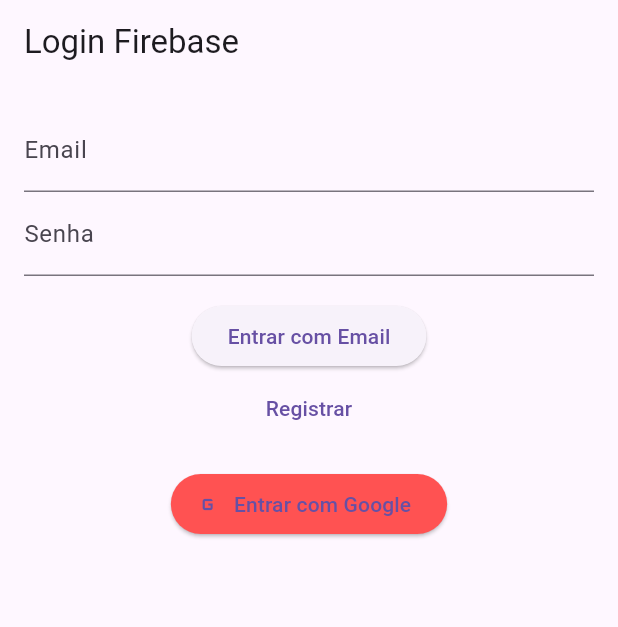
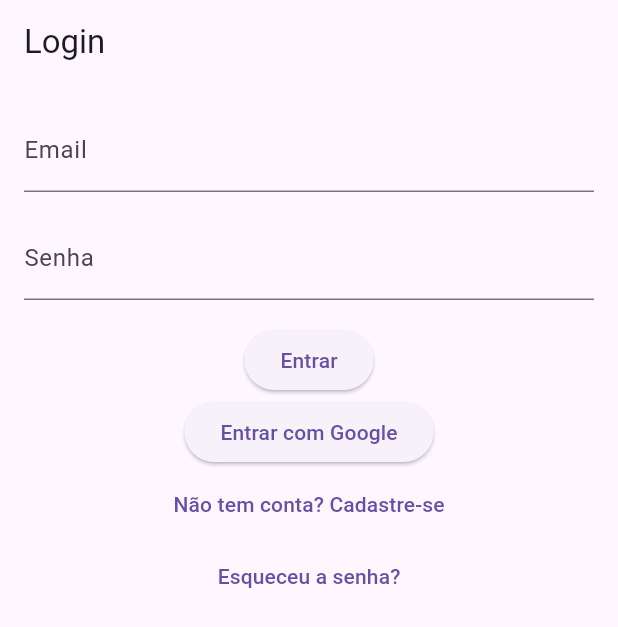
Before and after one commit to abelmandjr/paradoxo_do_burro, a Flutter app: the screen it shows after launch, on a phone screen of 412 x 824 dp. Shown: the top 627 px of the screen. Run offline on Flutter 3.47's test engine with Material 3 defaults, Android fonts, the light colour scheme and no system bars; our stand-ins replace firebase_auth, firebase_core, google_sign_in; accounts and stored records are empty.

Commit message:
Criacao de telas separadas

```diff
--- a/lib/main.dart
+++ b/lib/main.dart
@@ -1,7 +1,7 @@
 import 'package:flutter/material.dart';
 import 'package:firebase_core/firebase_core.dart';
+import 'pages/auth_gate.dart';
 import 'firebase_options.dart';
-import 'pages/auth_gate.dart';
 
 void main() async {
   WidgetsFlutterBinding.ensureInitialized();
@@ -15,9 +15,10 @@
   @override
   Widget build(BuildContext context) {
     return MaterialApp(
-      title: 'Autenticação Firebase',
+      title: 'App Autenticação',
       theme: ThemeData(primarySwatch: Colors.blue),
       home: const AuthGate(),
+      debugShowCheckedModeBanner: false,
     );
   }
 }
--- a/lib/pages/auth_gate.dart
+++ b/lib/pages/auth_gate.dart
@@ -1,7 +1,7 @@
 import 'package:flutter/material.dart';
 import 'package:firebase_auth/firebase_auth.dart';
+import 'home_page.dart';
 import 'login_page.dart';
-import 'home_page.dart';
 
 class AuthGate extends StatelessWidget {
   const AuthGate({super.key});
@@ -11,15 +11,18 @@
     return StreamBuilder<User?>(
       stream: FirebaseAuth.instance.authStateChanges(),
       builder: (context, snapshot) {
-        if (snapshot.connectionState == ConnectionState.waiting) {
-          return const Scaffold(
-            body: Center(child: CircularProgressIndicator()),
-          );
-        } else if (snapshot.hasData) {
-          return const HomePage();
-        } else {
-          return const LoginPage();
+        // Usuário logado
+        if (snapshot.connectionState == ConnectionState.active) {
+          final user = snapshot.data;
+          if (user == null) {
+            return const LoginPage();
+          } else {
+            return const HomePage();
+          }
         }
+
+        // Carregando
+        return const Scaffold(body: Center(child: CircularProgressIndicator()));
       },
     );
   }
--- a/lib/pages/login_page.dart
+++ b/lib/pages/login_page.dart
@@ -1,5 +1,7 @@
 import 'package:flutter/material.dart';
 import '../services/auth_service.dart';
+import 'register_page.dart';
+import 'forgot_password_page.dart';
 
 class LoginPage extends StatefulWidget {
   const LoginPage({super.key});
@@ -11,61 +13,68 @@
 class _LoginPageState extends State<LoginPage> {
   final emailController = TextEditingController();
   final senhaController = TextEditingController();
-  String erro = '';
+  String mensagem = '';
 
   @override
   Widget build(BuildContext context) {
     return Scaffold(
-      appBar: AppBar(title: const Text('Login Firebase')),
+      appBar: AppBar(title: const Text('Login')),
       body: Padding(
-        padding: const EdgeInsets.all(16.0),
+        padding: const EdgeInsets.all(16),
         child: Column(
           children: [
             TextField(
               controller: emailController,
               decoration: const InputDecoration(labelText: 'Email'),
             ),
+            const SizedBox(height: 16),
             TextField(
               controller: senhaController,
+              decoration: const InputDecoration(labelText: 'Senha'),
               obscureText: true,
-              decoration: const InputDecoration(labelText: 'Senha'),
             ),
             const SizedBox(height: 16),
             ElevatedButton(
               onPressed: () async {
-                final result = await AuthService.loginWithEmail(
+                final result = await AuthService.signInWithEmail(
                   emailController.text,
                   senhaController.text,
                 );
-                if (result != null) setState(() => erro = result);
+                setState(() {
+                  mensagem = result ?? 'Login realizado com sucesso!';
+                });
               },
-              child: const Text('Entrar com Email'),
+              child: const Text('Entrar'),
+            ),
+            ElevatedButton(
+              onPressed: () async {
+                final result = await AuthService.signInWithGoogle();
+                setState(() {
+                  mensagem = result ?? 'Login com Google realizado!';
+                });
+              },
+              child: const Text('Entrar com Google'),
             ),
             TextButton(
-              onPressed: () async {
-                final result = await AuthService.registerWithEmail(
-                  emailController.text,
-                  senhaController.text,
+              onPressed: () {
+                Navigator.push(
+                  context,
+                  MaterialPageRoute(builder: (_) => const RegisterPage()),
                 );
-                if (result != null) setState(() => erro = result);
               },
-              child: const Text('Registrar'),
+              child: const Text('Não tem conta? Cadastre-se'),
+            ),
+            TextButton(
+              onPressed: () {
+                Navigator.push(
+                  context,
+                  MaterialPageRoute(builder: (_) => const ForgotPasswordPage()),
+                );
+              },
+              child: const Text('Esqueceu a senha?'),
             ),
             const SizedBox(height: 16),
-            ElevatedButton.icon(
-              icon: const Icon(Icons.g_mobiledata),
-              onPressed: () async {
-                final result = await AuthService.loginWithGoogle();
-                if (result != null) setState(() => erro = result);
-              },
-              label: const Text('Entrar com Google'),
-              style: ElevatedButton.styleFrom(
-                backgroundColor: Colors.redAccent,
-              ),
-            ),
-            const SizedBox(height: 16),
-            if (erro.isNotEmpty)
-              Text(erro, style: const TextStyle(color: Colors.red)),
+            if (mensagem.isNotEmpty) Text(mensagem),
           ],
         ),
       ),
```
Also changed, not shown: lib/pages/forgot_password_page.dart (added, +47 -0 lines), lib/pages/home_page.dart (+11 -4 lines), lib/pages/register_page.dart (added, +54 -0 lines), lib/services/auth_service.dart (+42 -18 lines).
